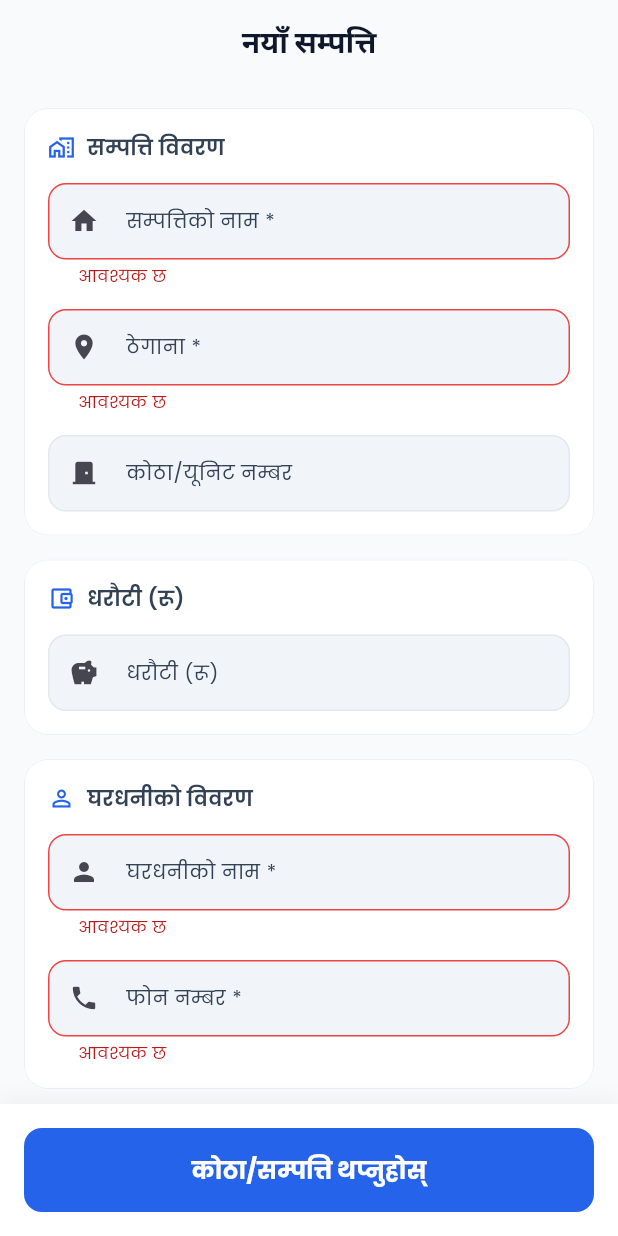
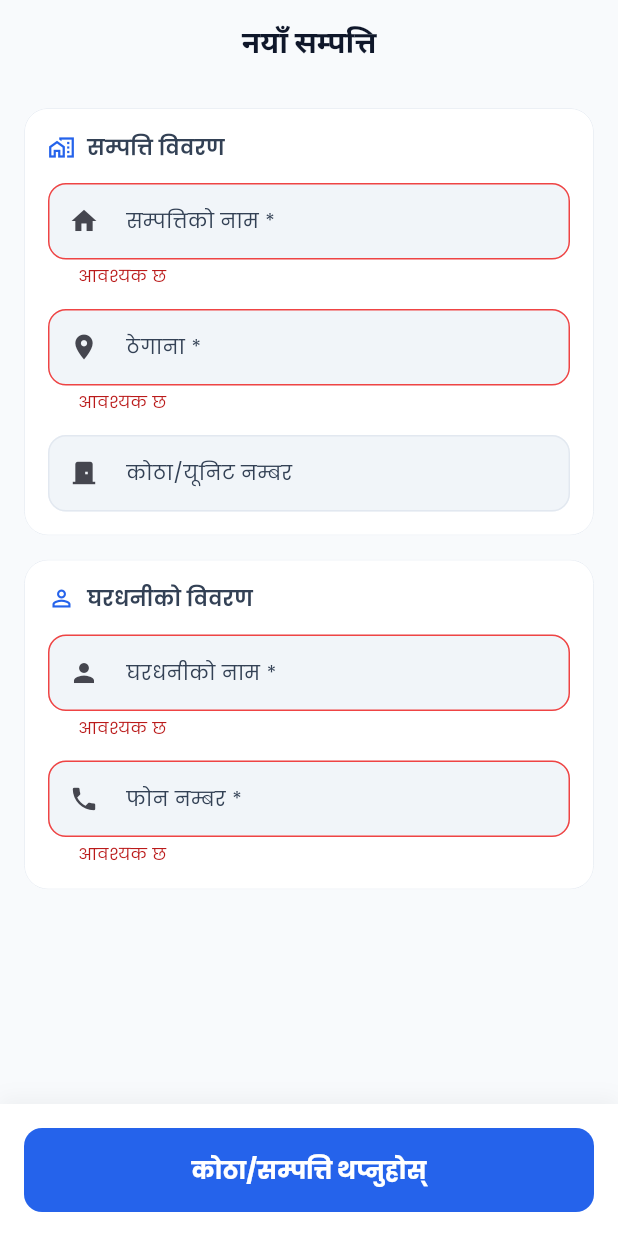
Before and after one commit to iamavhishek/rent-management, a Flutter app: the AddEditPropertyScreen screen opened by its route, after a tap on "कोठा/सम्पत्ति थप्नुहोस्", on a phone screen of 412 x 824 dp. Run offline on Flutter 3.47's test engine with Material 3 defaults, Android fonts, the phone set to English and light mode, and no system bars; our stand-ins replace equatable, flutter_bloc, flutter_local_notifications, freezed_annotation, go_router, google_fonts and 6 more; missing offline and left inert: nepali_date_picker, nepali_utils; accounts and stored records are empty.

Commit message:
move deposite from property to tenant

```diff
--- a/lib/models/tenant/tenant_model.dart
+++ b/lib/models/tenant/tenant_model.dart
@@ -28,6 +28,7 @@ abstract class TenantModel with _$TenantModel {
     @HiveField(17) @Default(0) double initialWaterReading,
     @HiveField(18) DateTime? leftDate,
     @HiveField(19) @Default(0) double monthlyRent,
+    @HiveField(20) @Default(0) double securityDeposit,
   }) = _TenantModel;
 
   factory TenantModel.create({
@@ -44,6 +45,7 @@ abstract class TenantModel with _$TenantModel {
     double initialElectricityReading = 0,
     double initialWaterReading = 0,
     double monthlyRent = 0,
+    double securityDeposit = 0,
   }) {
     final DateTime now = DateTime.now();
     return TenantModel(
@@ -64,6 +66,7 @@ abstract class TenantModel with _$TenantModel {
       initialElectricityReading: initialElectricityReading,
       initialWaterReading: initialWaterReading,
       monthlyRent: monthlyRent,
+      securityDeposit: securityDeposit,
     );
   }
 
--- a/lib/screens/add_edit_property_screen.dart
+++ b/lib/screens/add_edit_property_screen.dart
@@ -18,7 +18,7 @@ class _AddEditPropertyScreenState extends State<AddEditPropertyScreen> {
   late TextEditingController _nameController;
   late TextEditingController _addressController;
   late TextEditingController _unitController;
-  late TextEditingController _depositController;
+
   late TextEditingController _ownerNameController;
   late TextEditingController _ownerPhoneController;
 
@@ -32,11 +32,7 @@ class _AddEditPropertyScreenState extends State<AddEditPropertyScreen> {
     _unitController = TextEditingController(
       text: widget.property?.unitNumber ?? '',
     );
-    _depositController = TextEditingController(
-      text: widget.property != null && widget.property!.securityDeposit > 0
-          ? widget.property!.securityDeposit.toStringAsFixed(0)
-          : '',
-    );
+
     _ownerNameController = TextEditingController(
       text: widget.property?.ownerName ?? '',
     );
@@ -50,7 +46,7 @@ class _AddEditPropertyScreenState extends State<AddEditPropertyScreen> {
     _nameController.dispose();
     _addressController.dispose();
     _unitController.dispose();
-    _depositController.dispose();
+
     _ownerNameController.dispose();
     _ownerPhoneController.dispose();
     super.dispose();
@@ -118,22 +114,7 @@ class _AddEditPropertyScreenState extends State<AddEditPropertyScreen> {
                       ),
                     ],
                   ),
-                  const SizedBox(height: 16),
-                  _formCard(
-                    title: l10n.get('deposit_amount'),
-                    icon: Icons.account_balance_wallet_outlined,
-                    children: <Widget>[
-                      TextFormField(
-                        controller: _depositController,
-                        decoration: InputDecoration(
-                          labelText: l10n.get('deposit_amount'),
-                          hintText: l10n.get('deposit_hint'),
-                          prefixIcon: const Icon(Icons.savings, size: 20),
-                        ),
-                        keyboardType: TextInputType.number,
-                      ),
-                    ],
-                  ),
+
                   const SizedBox(height: 16),
                   _formCard(
                     title: l10n.get('owner_details'),
@@ -247,8 +228,6 @@ class _AddEditPropertyScreenState extends State<AddEditPropertyScreen> {
             name: _nameController.text.trim(),
             address: _addressController.text.trim(),
             unitNumber: _unitController.text.trim(),
-            securityDeposit:
-                double.tryParse(_depositController.text.trim()) ?? 0,
             ownerName: _ownerNameController.text.trim(),
             ownerPhone: _ownerPhoneController.text.trim(),
           ) ??
@@ -256,8 +235,6 @@ class _AddEditPropertyScreenState extends State<AddEditPropertyScreen> {
             name: _nameController.text.trim(),
             address: _addressController.text.trim(),
             unitNumber: _unitController.text.trim(),
-            securityDeposit:
-                double.tryParse(_depositController.text.trim()) ?? 0,
             ownerName: _ownerNameController.text.trim(),
             ownerPhone: _ownerPhoneController.text.trim(),
           );
```
Also changed, not shown: lib/screens/add_edit_tenant_screen.dart (+25 -2 lines), lib/models/tenant/tenant_model.freezed.dart, lib/models/tenant/tenant_model.g.dart.
